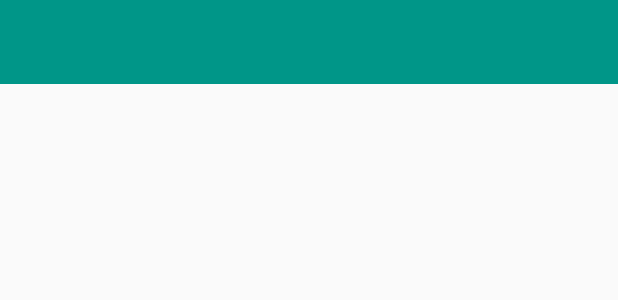
After one commit to DiegoDigo/CrocheMaria, an Android app: the layout toolbar.xml on its own in the app's theme, with its tools: preview values and no code run, on a phone screen of 412 x 824 dp. The commit adds this screen. Shown: the top 300 px of the screen. Run offline under Robolectric (Android 15) with nearby library versions, the phone set to English and light mode, and no system bars.

Commit message:
toolbar material

```diff
--- /dev/null
+++ b/app/src/main/res/layout/toolbar.xml
@@ -0,0 +1,10 @@
+<?xml version="1.0" encoding="utf-8"?>
+<android.support.v7.widget.Toolbar xmlns:android="http://schemas.android.com/apk/res/android"
+    xmlns:local="http://schemas.android.com/apk/res-auto"
+    android:id="@+id/toolbar"
+    android:layout_width="match_parent"
+    android:layout_height="wrap_content"
+    android:minHeight="?attr/actionBarSize"
+    android:background="?attr/colorPrimary"
+    local:theme="@style/ThemeOverlay.AppCompat.Dark.ActionBar"
+    local:popupTheme="@style/ThemeOverlay.AppCompat.Light" />
--- /dev/null
+++ b/app/src/main/res/values-v21/styles.xml
@@ -0,0 +1,12 @@
+<?xml version="1.0" encoding="utf-8"?>
+<resources>
+
+    <style name="MyMaterialTheme" parent="MyMaterialTheme.Base">
+        <item name="android:windowContentTransitions">true</item>
+        <item name="android:windowAllowEnterTransitionOverlap">true</item>
+        <item name="android:windowAllowReturnTransitionOverlap">true</item>
+        <item name="android:windowSharedElementEnterTransition">@android:transition/move</item>
+        <item name="android:windowSharedElementExitTransition">@android:transition/move</item>
+    </style>
+
+</resources>
--- a/app/src/main/res/values/styles.xml
+++ b/app/src/main/res/values/styles.xml
@@ -1,8 +1,12 @@
 <resources>
 
-    <!-- Base application theme. -->
-    <style name="AppTheme" parent="Theme.AppCompat.Light.DarkActionBar">
-        <!-- Customize your theme here. -->
+    <style name="AppTheme" parent="MyMaterialTheme.Base">
+
+    </style>
+
+    <style name="MyMaterialTheme.Base" parent="Theme.AppCompat.Light.DarkActionBar">
+        <item name="windowNoTitle">true</item>
+        <item name="windowActionBar">false</item>
         <item name="colorPrimary">@color/colorPrimary</item>
         <item name="colorPrimaryDark">@color/colorPrimaryDark</item>
         <item name="colorAccent">@color/colorAccent</item>
```
Also changed, not shown: app/src/main/java/com/diego/crochemaria/views/MainActivity.java (+26 -0 lines), app/src/main/res/layout/activity_main.xml (+7 -2 lines), app/src/main/res/menu/menu_main.xml (added, +21 -0 lines).
